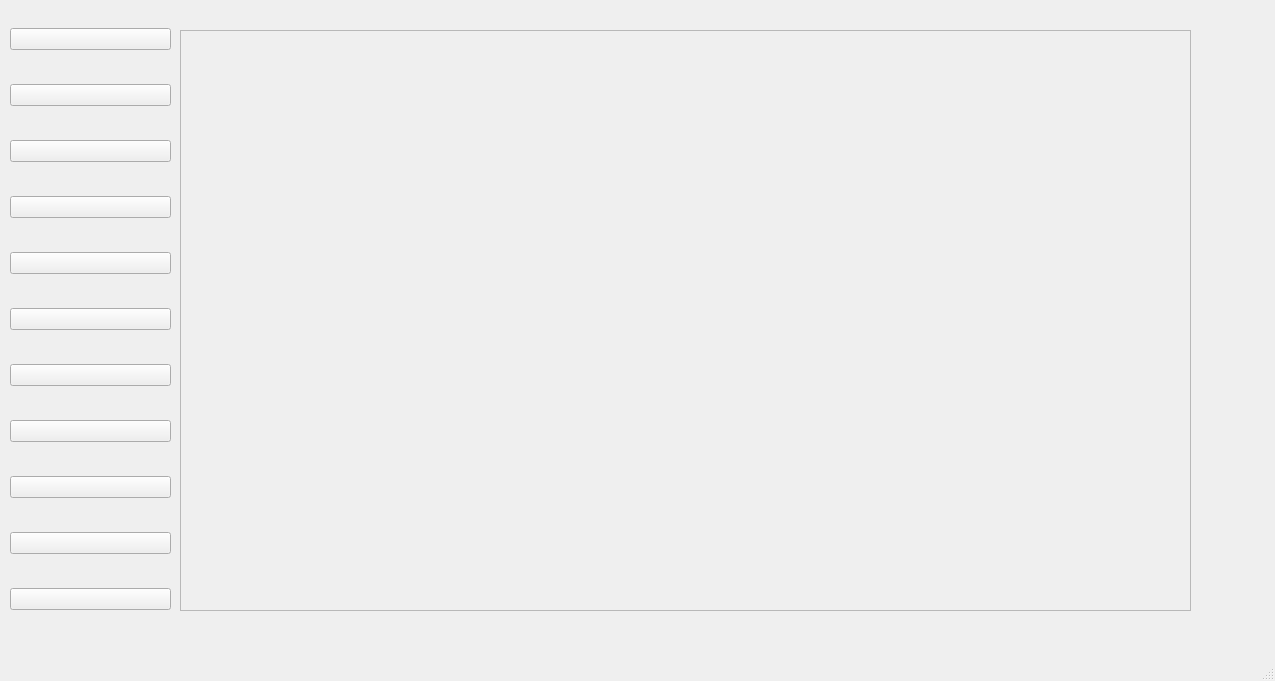
First picture: the form in mainwindow.ui, repository yyxuanyao/CodeWings-Neural-Network-Visualization, before the edit.
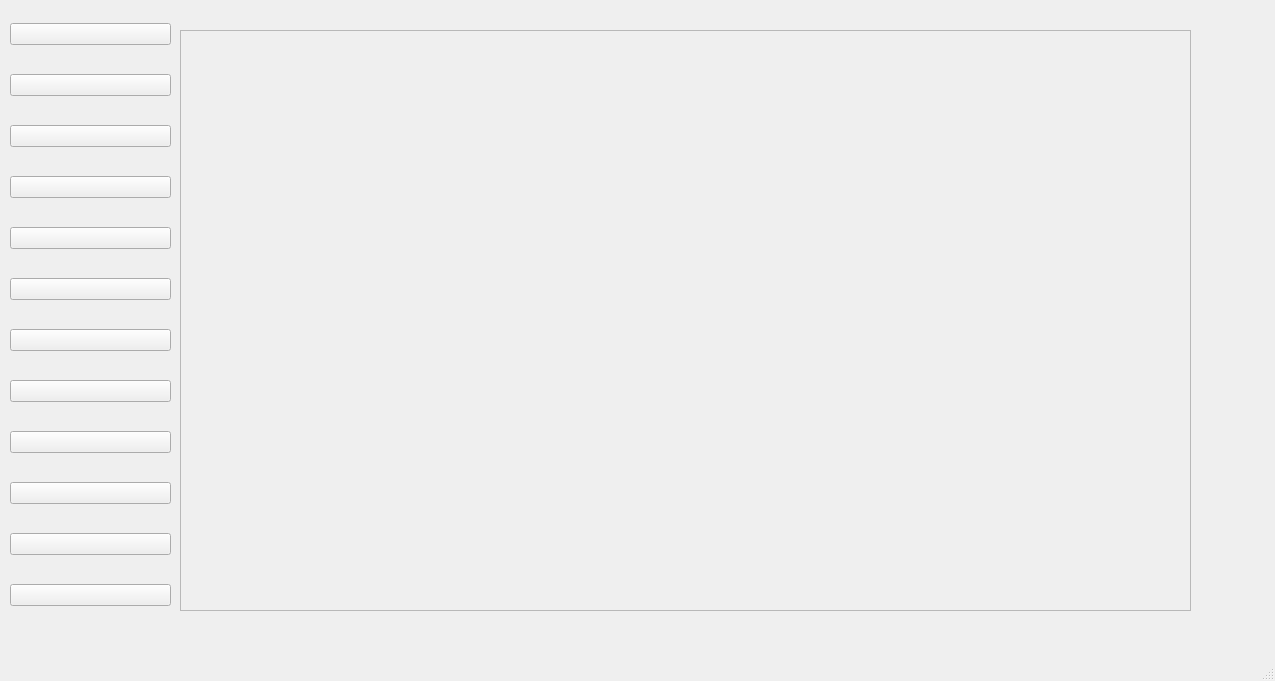
Second picture: the form after the edit.

The edit to the form file:
```diff
--- a/mainwindow.ui
+++ b/mainwindow.ui
@@ -116,6 +116,13 @@
        </property>
       </widget>
      </item>
+     <item>
+      <widget class="QPushButton" name="showResources">
+       <property name="text">
+        <string/>
+       </property>
+      </widget>
+     </item>
     </layout>
    </widget>
    <widget class="QWidget" name="verticalLayoutWidget">
```
